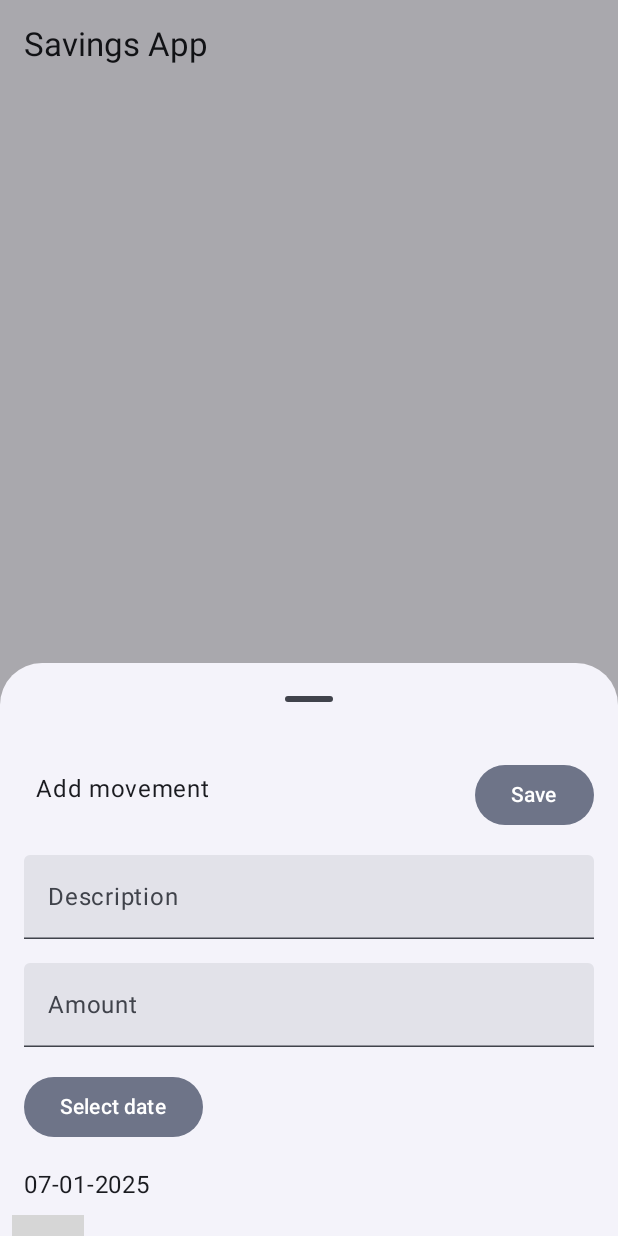
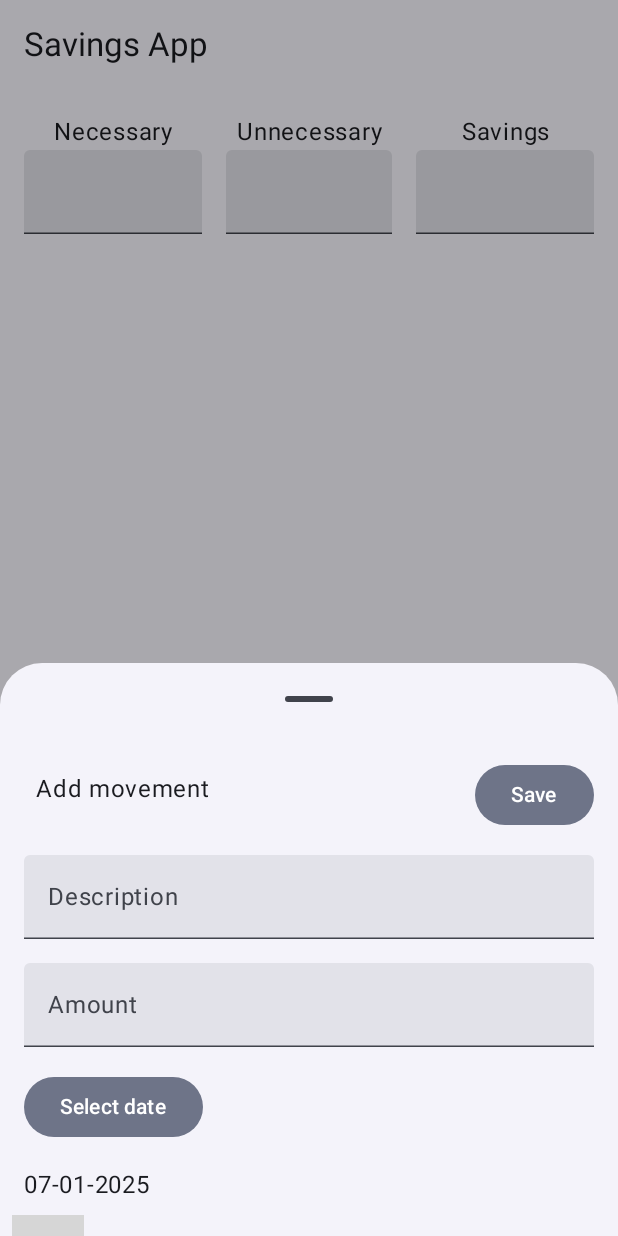
Before and after one commit to oscar-gom/50-30-20-Based-App, an Android app built with Jetpack Compose: the screen it shows after launch (MainActivity), after a tap on "Add movement button", on a phone screen of 412 x 824 dp. Run offline under Robolectric (Android 15) with nearby library versions, the phone set to English and light mode, and no system bars; our stand-ins replace Room's generated code, livedata-compose; libraries missing offline, so code that uses them is left out: com.vanpra.composematerialdialogs; 2 statements that could not run were skipped; grey boxes are pictures that could not be loaded.

Commit message:
added row where to show spending percentages

```diff
--- a/app/src/main/java/com/oscargs/savingsapp/MainScreen.kt
+++ b/app/src/main/java/com/oscargs/savingsapp/MainScreen.kt
@@ -1,6 +1,7 @@
 package com.oscargs.savingsapp
 
 import androidx.compose.foundation.background
+import androidx.compose.foundation.layout.Arrangement
 import androidx.compose.foundation.layout.Box
 import androidx.compose.foundation.layout.Column
 import androidx.compose.foundation.layout.Row
@@ -22,6 +23,7 @@ import androidx.compose.material3.MaterialTheme
 import androidx.compose.material3.ModalBottomSheet
 import androidx.compose.material3.Scaffold
 import androidx.compose.material3.Text
+import androidx.compose.material3.TextField
 import androidx.compose.material3.rememberModalBottomSheetState
 import androidx.compose.runtime.Composable
 import androidx.compose.runtime.getValue
@@ -30,9 +32,12 @@ import androidx.compose.runtime.mutableStateOf
 import androidx.compose.runtime.remember
 import androidx.compose.runtime.rememberCoroutineScope
 import androidx.compose.runtime.setValue
+import androidx.compose.ui.Alignment
 import androidx.compose.ui.Modifier
 import androidx.compose.ui.graphics.Color
 import androidx.compose.ui.res.stringResource
+import androidx.compose.ui.text.TextStyle
+import androidx.compose.ui.text.style.TextAlign
 import androidx.compose.ui.text.style.TextOverflow
 import androidx.compose.ui.tooling.preview.Preview
 import androidx.compose.ui.unit.dp
@@ -78,10 +83,54 @@ fun MainScreen(modifier: Modifier) {
             }
         },
     ) { innerPadding ->
-        Column {
+        Column(modifier = Modifier.padding(innerPadding)) {
+            Row(
+                modifier = Modifier
+                    .fillMaxWidth()
+                    .padding(16.dp),
+                horizontalArrangement = Arrangement.SpaceBetween
+            ) {
+                Column(
+                    modifier = Modifier.weight(1f).padding(end = 8.dp),
+                    horizontalAlignment = Alignment.CenterHorizontally
+                ) {
+                    Text(text = stringResource(R.string.necessary), textAlign = TextAlign.Center)
+                    TextField(
+                        value = "",
+                        onValueChange = { /*TODO*/ },
+                        readOnly = true,
+                        textStyle = TextStyle(textAlign = TextAlign.Center)
+                    )
+                }
+                Column(
+                    modifier = Modifier.weight(1f).padding(horizontal = 8.dp),
+                    horizontalAlignment = Alignment.CenterHorizontally
+                ) {
+                    Text(text = stringResource(R.string.unnecessary), textAlign = TextAlign.Center)
+                    TextField(
+                        value = "",
+                        onValueChange = { /*TODO*/ },
+                        readOnly = true,
+                        textStyle = TextStyle(textAlign = TextAlign.Center)
+                    )
+                }
+                Column(
+                    modifier = Modifier.weight(1f).padding(start = 8.dp),
+                    horizontalAlignment = Alignment.CenterHorizontally
+                ) {
+                    Text(text = stringResource(R.string.savings), textAlign = TextAlign.Center)
+                    TextField(
+                        value = "",
+                        onValueChange = { /*TODO*/ },
+                        readOnly = true,
+                        textStyle = TextStyle(textAlign = TextAlign.Center)
+                    )
+                }
+            }
             // Movement list
-            MovementList(modifier = Modifier.padding(innerPadding), movements = movementList)
+            MovementList(modifier = Modifier.padding(8.dp), movements = movementList)
         }
+
 
         // Bottom sheet
         if (showBottomSheet) {
@@ -95,6 +144,7 @@ fun MainScreen(modifier: Modifier) {
         }
     }
 }
+
 
 @Composable
 fun MovementList(modifier: Modifier, movements: List<Movement>) {
--- a/app/src/main/res/values/strings.xml
+++ b/app/src/main/res/values/strings.xml
@@ -28,4 +28,5 @@
     <string name="errorEmptyFields">ERROR: Don\'t leave empty fields!</string>
     <string name="necessary">Necessary</string>
     <string name="unnecessary">Unnecessary</string>
+    <string name="savings">Savings</string>
 </resources>
```
